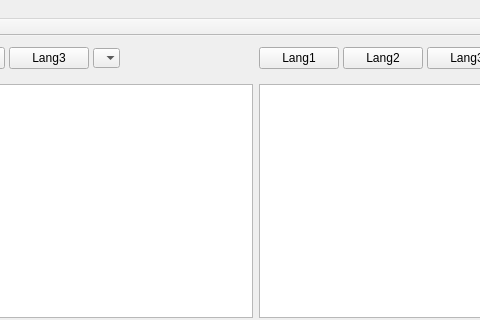
This is src/GUI/apertiumgui.ui in denix56/Apertium-GP as Qt 5 draws it before an edit; both pictures show x 286 to 766 and y 0 to 320 of the 968 by 600 pixel window. The edited form follows.
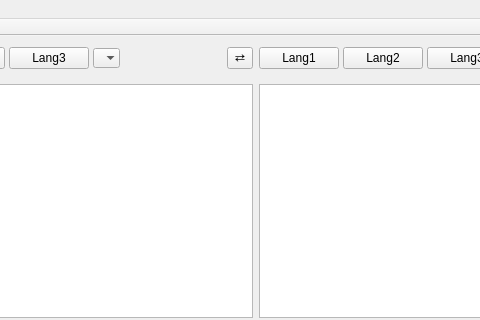
This is the edited form. Icons and pictures are not drawn. Custom widgets are drawn as their Qt base class.

Commit message: Fixed bugs with mru, added swap button

What changed in the file:
```diff
--- a/src/GUI/apertiumgui.ui
+++ b/src/GUI/apertiumgui.ui
@@ -168,6 +168,13 @@
           </property>
          </spacer>
         </item>
+        <item>
+         <widget class="QToolButton" name="swapBtn">
+          <property name="text">
+           <string>⇄</string>
+          </property>
+         </widget>
+        </item>
        </layout>
       </item>
       <item row="5" column="1" alignment="Qt::AlignRight">
```
The commit also changes 3 other files.
